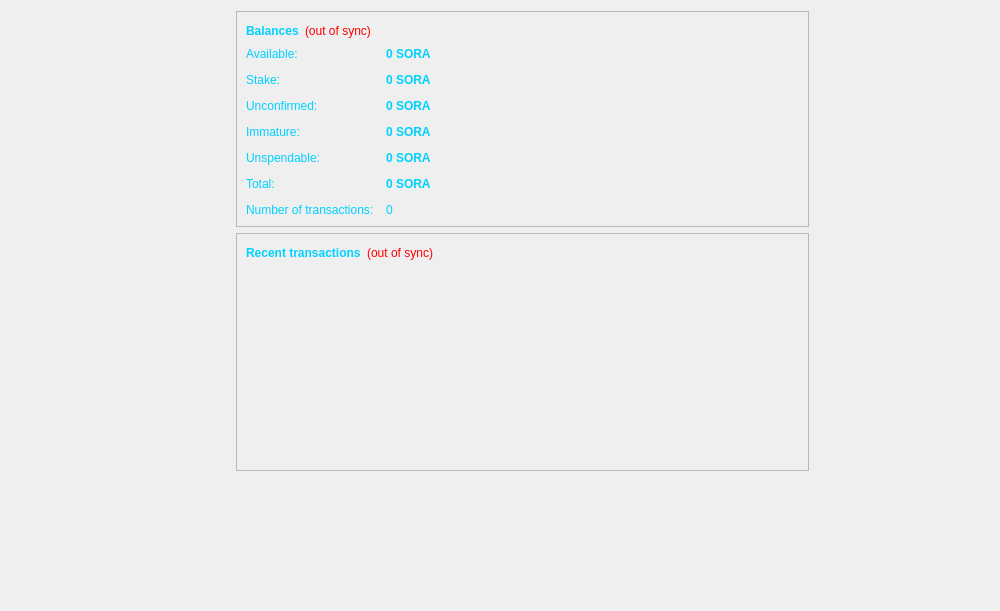
FromHDDtoSSD/SorachanCoin-qt, file src/qt/forms/overviewpage.ui: the form before one commit.
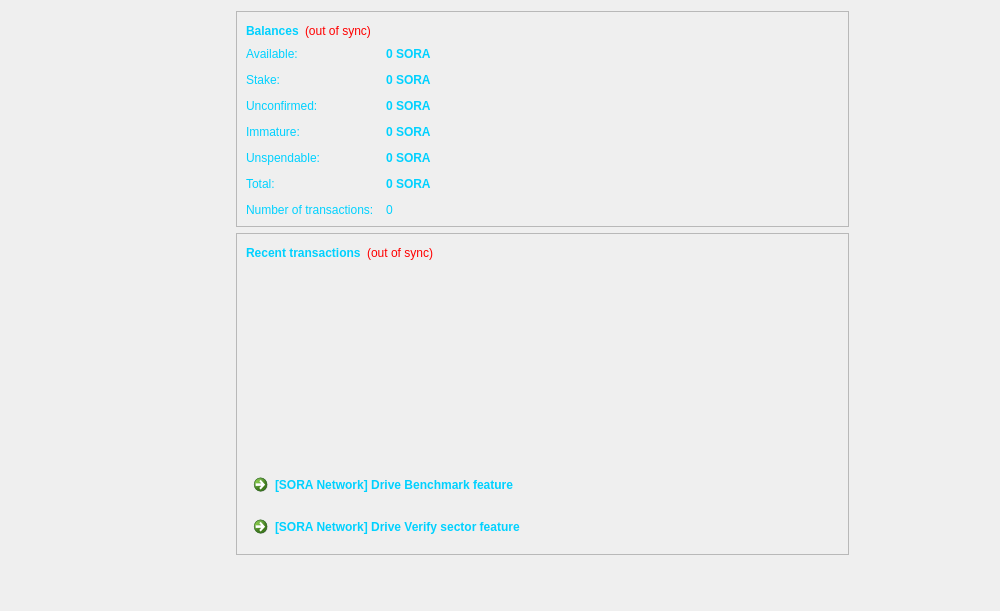
The form after the commit.

Commit message: SorachanCoin: implement [SORA Network] Drive Benchmark feature

Diff of the .ui file:
```diff
--- a/src/qt/forms/overviewpage.ui
+++ b/src/qt/forms/overviewpage.ui
@@ -401,6 +401,20 @@
           </property>
          </widget>
         </item>
+        <item>
+         <widget class="QCommandLinkButton" name="BenchmarkCommandLinkButton">
+          <property name="text">
+           <string>[SORA Network] Drive Benchmark feature</string>
+          </property>
+         </widget>
+        </item>
+        <item>
+         <widget class="QCommandLinkButton" name="DriveVerifyCommandLinkButton">
+          <property name="text">
+           <string>[SORA Network] Drive Verify sector feature</string>
+          </property>
+         </widget>
+        </item>
        </layout>
       </widget>
      </item>
@@ -426,7 +440,7 @@
      </property>
      <property name="sizeHint" stdset="0">
       <size>
-       <width>180</width>
+       <width>140</width>
        <height>20</height>
       </size>
      </property>
```
The commit also changes 19 other files.
